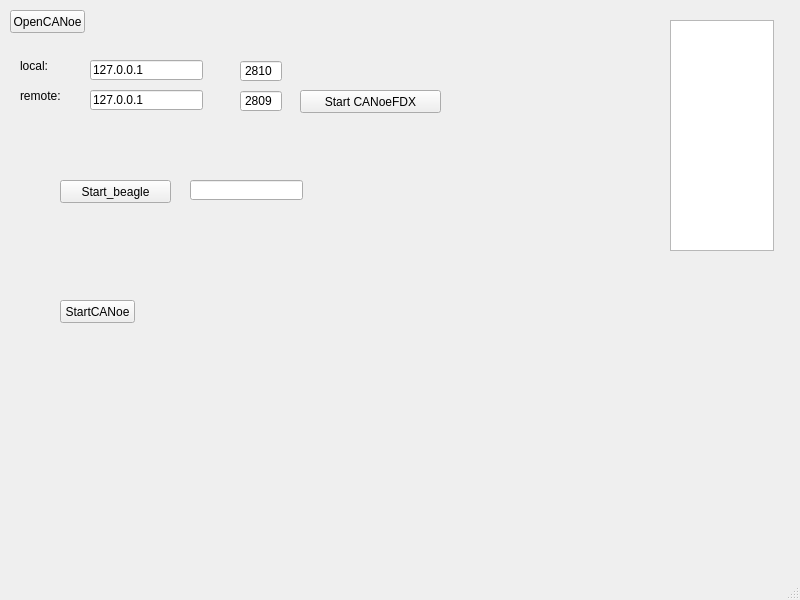
Old version of the form canoe_beagle_tool/beagle_canoe.ui in the repository YEZZESDXHN/py_scripts.
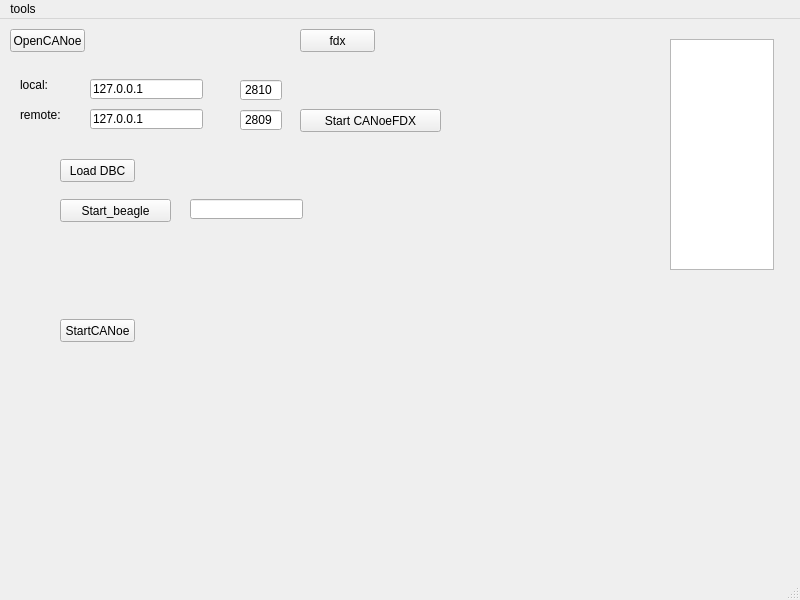
New version of the form.

```diff
--- a/canoe_beagle_tool/beagle_canoe.ui
+++ b/canoe_beagle_tool/beagle_canoe.ui
@@ -182,6 +182,32 @@
      <number>2809</number>
     </property>
    </widget>
+   <widget class="QPushButton" name="pushButton">
+    <property name="geometry">
+     <rect>
+      <x>300</x>
+      <y>10</y>
+      <width>75</width>
+      <height>23</height>
+     </rect>
+    </property>
+    <property name="text">
+     <string>fdx</string>
+    </property>
+   </widget>
+   <widget class="QPushButton" name="PB_loaddbc">
+    <property name="geometry">
+     <rect>
+      <x>60</x>
+      <y>140</y>
+      <width>75</width>
+      <height>23</height>
+     </rect>
+    </property>
+    <property name="text">
+     <string>Load DBC</string>
+    </property>
+   </widget>
   </widget>
   <widget class="QMenuBar" name="menubar">
    <property name="geometry">
@@ -189,9 +215,16 @@
      <x>0</x>
      <y>0</y>
      <width>800</width>
-     <height>22</height>
+     <height>26</height>
     </rect>
    </property>
+   <widget class="QMenu" name="menutools">
+    <property name="title">
+     <string>tools</string>
+    </property>
+    <addaction name="actionGenerateFDXFile"/>
+   </widget>
+   <addaction name="menutools"/>
   </widget>
   <widget class="QStatusBar" name="statusbar"/>
  </widget>
```
Left out of the diff: 5 changed lines with no effect on the pictures.
